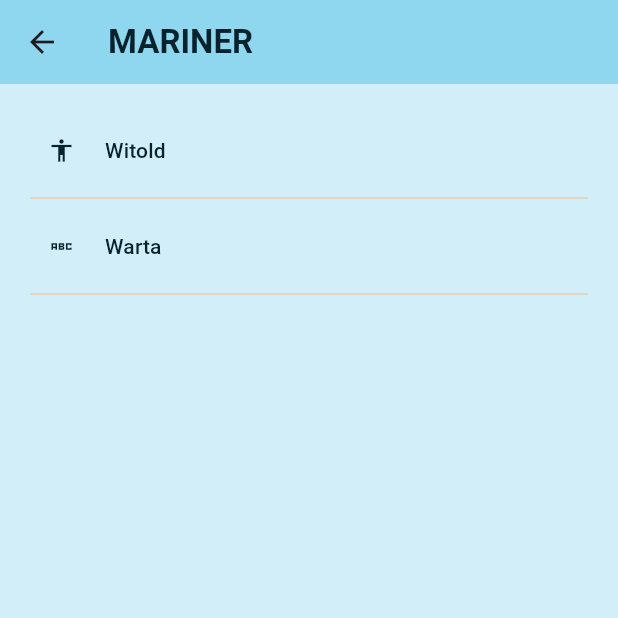
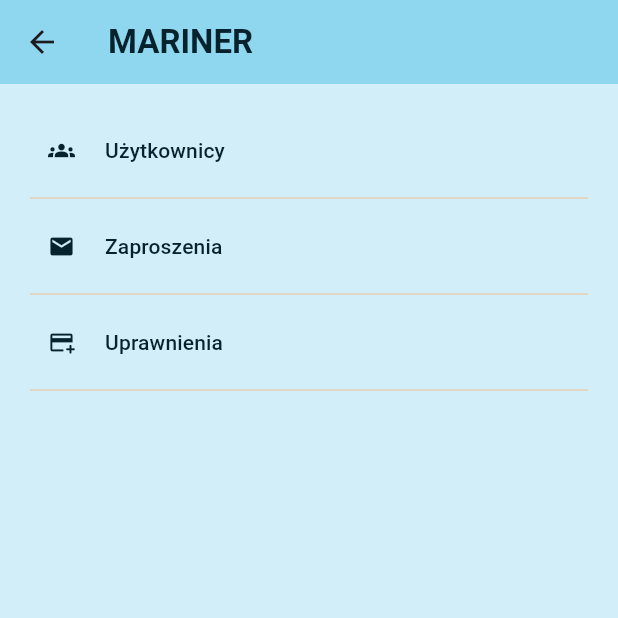
Before and after one commit to jkcoderdev/mariner-testing, a Flutter app: the screen it shows after launch, after a tap on "Pomiń logowanie", after a tap on "Administracja", on a phone screen of 412 x 824 dp, the top half of it. Run offline on Flutter 3.47's test engine with Material 3 defaults, Android fonts, the phone set to English and light mode, and no system bars; our stand-ins replace shared_preferences; network calls fail; project files that could hold a hidden picture were left out.

Commit message:
Updated subsections list

```diff
--- a/lib/components/section_list.dart
+++ b/lib/components/section_list.dart
@@ -3,11 +3,12 @@ import 'section_button.dart';
 
 const Map < String, List > kSubsections = {
   '/administracja': <Widget>[
-    SectionButton(icon: Icons.accessibility, title: 'Witold'),
-    SectionButton(icon: Icons.abc_sharp, title: 'Warta')
+    SectionButton(icon: Icons.groups, title: 'Użytkownicy'),
+    SectionButton(icon: Icons.mail, title: 'Zaproszenia'),
+    SectionButton(icon: Icons.add_card_rounded, title: 'Uprawnienia'),
   ],
-  '/kadry': <Widget>[
+  '/skladki': <Widget>[
     SectionButton(icon: Icons.access_time_filled_sharp, title: 'Zyćko'),
     SectionButton(icon: Icons.account_balance_wallet, title: 'Unżyćko')
-  ]
+  ],
 };
```
